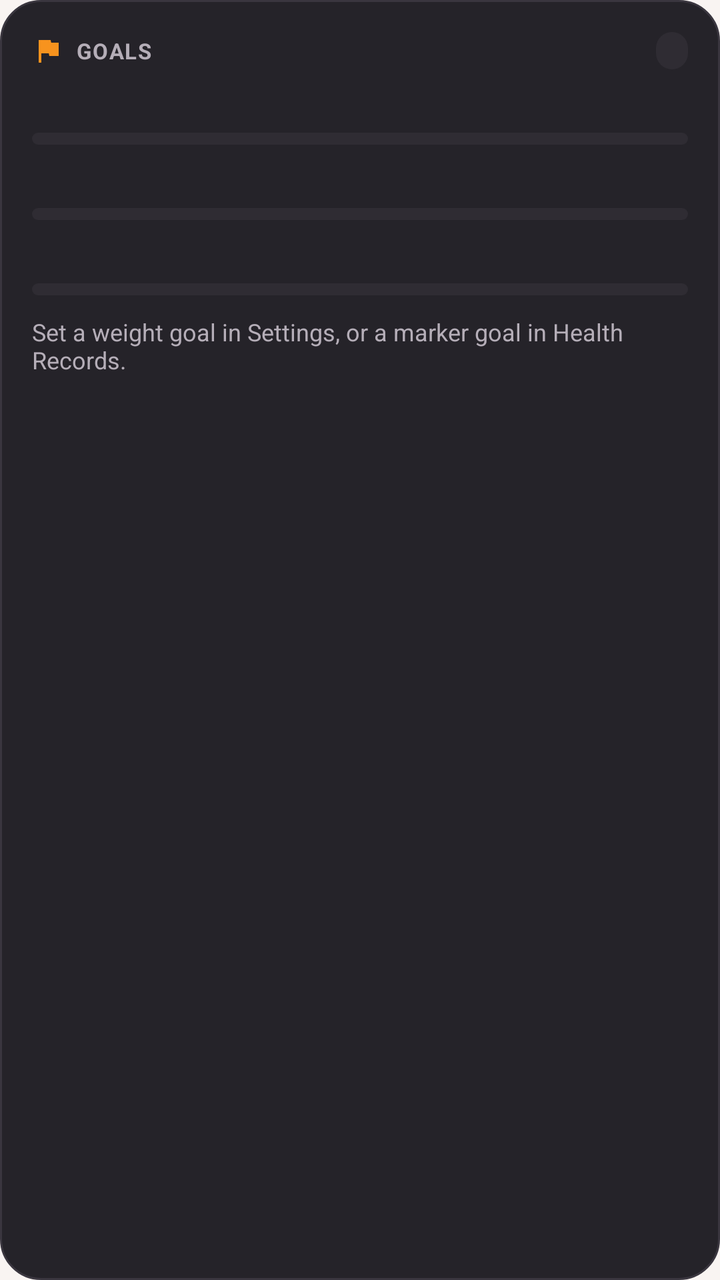
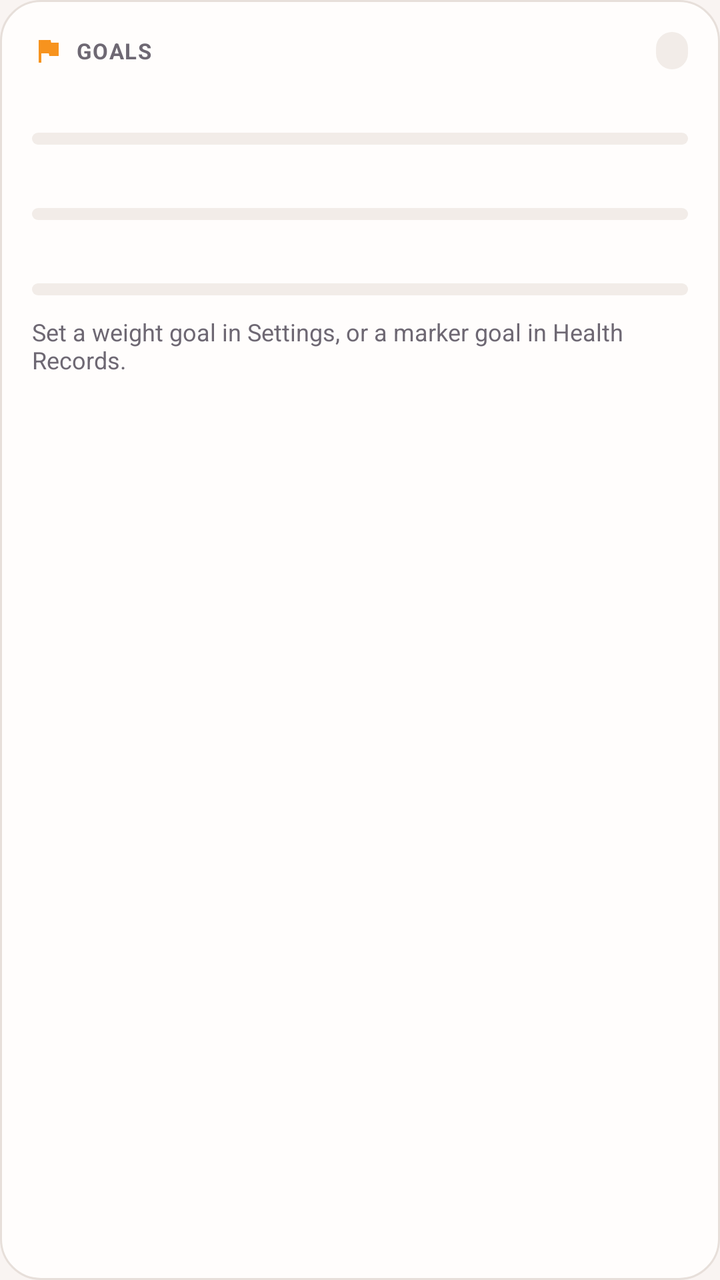

Compare the two renders of this Android layout. The source of the first and the diff that turns it into the second are given below.
<!-- AndroidManifest.xml: application theme Theme.Hangry -->
<!-- res/layout/widget_goals.xml -->
<?xml version="1.0" encoding="utf-8"?>
<LinearLayout xmlns:android="http://schemas.android.com/apk/res/android"
    android:id="@+id/widget_goals_root"
    android:layout_width="match_parent"
    android:layout_height="match_parent"
    android:background="@drawable/bg_widget_surface"
    android:orientation="vertical"
    android:padding="16dp">

    <LinearLayout
        android:layout_width="match_parent"
        android:layout_height="wrap_content"
        android:gravity="center_vertical"
        android:orientation="horizontal">

        <ImageView
            android:layout_width="16dp"
            android:layout_height="16dp"
            android:src="@drawable/ic_widget_flag"
            android:contentDescription="@null" />

        <TextView
            android:layout_width="0dp"
            android:layout_height="wrap_content"
            android:layout_marginStart="6dp"
            android:layout_weight="1"
            android:text="@string/widget_layout_goals"
            android:textColor="#B5AEB8"
            android:textSize="11sp"
            android:textStyle="bold"
            android:letterSpacing="0.05" />

        <TextView
            android:id="@+id/tv_goals_count"
            android:layout_width="wrap_content"
            android:layout_height="wrap_content"
            android:background="@drawable/bg_widget_chip"
            android:paddingHorizontal="8dp"
            android:paddingVertical="2dp"
            android:text=""
            android:textColor="#F7931E"
            android:textSize="11sp"
            android:textStyle="bold" />
    </LinearLayout>

    <LinearLayout
        android:id="@+id/row_goal_1"
        android:layout_width="match_parent"
        android:layout_height="wrap_content"
        android:layout_marginTop="10dp"
        android:orientation="vertical">

        <LinearLayout
            android:layout_width="match_parent"
            android:layout_height="wrap_content"
            android:orientation="horizontal">

            <TextView
                android:id="@+id/tv_goal_1_label"
                android:layout_width="0dp"
                android:layout_height="wrap_content"
                android:layout_weight="1"
                android:ellipsize="end"
                android:maxLines="1"
                android:text=""
                android:textColor="#FFFFFF"
                android:textSize="13sp"
                android:textStyle="bold" />

            <TextView
                android:id="@+id/tv_goal_1_detail"
                android:layout_width="wrap_content"
                android:layout_height="wrap_content"
                android:layout_marginStart="8dp"
                android:text=""
                android:textColor="#B5AEB8"
                android:textSize="12sp" />
        </LinearLayout>

        <ProgressBar
            android:id="@+id/pb_goal_1"
            style="@android:style/Widget.ProgressBar.Horizontal"
            android:layout_width="match_parent"
            android:layout_height="6dp"
            android:layout_marginTop="4dp"
            android:max="100"
            android:progress="0"
            android:progressDrawable="@drawable/bg_widget_progress" />
    </LinearLayout>
    <LinearLayout
        android:id="@+id/row_goal_2"
        android:layout_width="match_parent"
        android:layout_height="wrap_content"
        android:layout_marginTop="10dp"
        android:orientation="vertical">

        <LinearLayout
            android:layout_width="match_parent"
            android:layout_height="wrap_content"
            android:orientation="horizontal">

            <TextView
                android:id="@+id/tv_goal_2_label"
                android:layout_width="0dp"
                android:layout_height="wrap_content"
                android:layout_weight="1"
                android:ellipsize="end"
                android:maxLines="1"
                android:text=""
                android:textColor="#FFFFFF"
                android:textSize="13sp"
                android:textStyle="bold" />

            <TextView
                android:id="@+id/tv_goal_2_detail"
                android:layout_width="wrap_content"
                android:layout_height="wrap_content"
                android:layout_marginStart="8dp"
                android:text=""
                android:textColor="#B5AEB8"
                android:textSize="12sp" />
        </LinearLayout>

        <ProgressBar
            android:id="@+id/pb_goal_2"
            style="@android:style/Widget.ProgressBar.Horizontal"
            android:layout_width="match_parent"
            android:layout_height="6dp"
            android:layout_marginTop="4dp"
            android:max="100"
            android:progress="0"
            android:progressDrawable="@drawable/bg_widget_progress" />
    </LinearLayout>
    <LinearLayout
        android:id="@+id/row_goal_3"
        android:layout_width="match_parent"
        android:layout_height="wrap_content"
        android:layout_marginTop="10dp"
        android:orientation="vertical">

        <LinearLayout
            android:layout_width="match_parent"
            android:layout_height="wrap_content"
            android:orientation="horizontal">

            <TextView
                android:id="@+id/tv_goal_3_label"
                android:layout_width="0dp"
                android:layout_height="wrap_content"
                android:layout_weight="1"
                android:ellipsize="end"
                android:maxLines="1"
                android:text=""
                android:textColor="#FFFFFF"
                android:textSize="13sp"
                android:textStyle="bold" />

            <TextView
                android:id="@+id/tv_goal_3_detail"
                android:layout_width="wrap_content"
                android:layout_height="wrap_content"
                android:layout_marginStart="8dp"
                android:text=""
                android:textColor="#B5AEB8"
                android:textSize="12sp" />
        </LinearLayout>

        <ProgressBar
            android:id="@+id/pb_goal_3"
            style="@android:style/Widget.ProgressBar.Horizontal"
            android:layout_width="match_parent"
            android:layout_height="6dp"
            android:layout_marginTop="4dp"
            android:max="100"
            android:progress="0"
            android:progressDrawable="@drawable/bg_widget_progress" />
    </LinearLayout>
    <TextView
        android:id="@+id/tv_goals_empty"
        android:layout_width="wrap_content"
        android:layout_height="wrap_content"
        android:layout_marginTop="10dp"
        android:ellipsize="end"
        android:maxLines="2"
        android:text="@string/widget_layout_set_a_weight_goal_in_settings_or_a_marke"
        android:textColor="#B5AEB8"
        android:textSize="12sp" />
</LinearLayout>
<!-- resources referenced by this layout -->
<resources>
  <!-- drawable bg_widget_chip (drawable) -->
  <?xml version="1.0" encoding="utf-8"?>
  <shape xmlns:android="http://schemas.android.com/apk/res/android"
      android:shape="rectangle">
      <solid android:color="#2F2C33" />
      <corners android:radius="12dp" />
  </shape>
  <!-- drawable bg_widget_progress (drawable) -->
  <?xml version="1.0" encoding="utf-8"?>
  <layer-list xmlns:android="http://schemas.android.com/apk/res/android">
      <item android:id="@android:id/background">
          <shape android:shape="rectangle">
              <solid android:color="#2F2C33" />
              <corners android:radius="3dp" />
          </shape>
      </item>
      <item android:id="@android:id/progress">
          <clip>
              <shape android:shape="rectangle">
                  <solid android:color="#F7931E" />
                  <corners android:radius="3dp" />
              </shape>
          </clip>
      </item>
  </layer-list>
  <!-- drawable bg_widget_surface (drawable) -->
  <?xml version="1.0" encoding="utf-8"?>
  <shape xmlns:android="http://schemas.android.com/apk/res/android"
      android:shape="rectangle">
      <solid android:color="#252329" />
      <corners android:radius="20dp" />
      <stroke
          android:width="1dp"
          android:color="#3A363F" />
  </shape>
  <!-- drawable ic_widget_flag (drawable) -->
  <vector xmlns:android="http://schemas.android.com/apk/res/android"
      android:width="24dp"
      android:height="24dp"
      android:viewportWidth="24"
      android:viewportHeight="24">
      <path
          android:fillColor="#F7931E"
          android:pathData="M14.4,6L14,4H5v17h2v-7h5.6l0.4,2h7V6z" />
  </vector>
  <string name="widget_layout_goals">GOALS</string>
  <string name="widget_layout_set_a_weight_goal_in_settings_or_a_marke">Set a weight goal in Settings, or a marker goal in Health Records.</string>
  <style name="Theme.Hangry" parent="android:Theme.Material.NoActionBar">
          <item name="android:windowBackground">@color/brand_cream</item>
          <item name="android:statusBarColor">@android:color/transparent</item>
          <item name="android:navigationBarColor">@android:color/transparent</item>
          <item name="android:windowLightStatusBar">true</item>
          <item name="android:windowLightNavigationBar">true</item>
      </style>
  <color name="brand_cream">#FFF9F4F2</color>
</resources>

<!-- the commit's change to res/layout/widget_goals.xml (unified diff, before → after) -->
@@ -25,7 +25,7 @@
             android:layout_marginStart="6dp"
             android:layout_weight="1"
             android:text="@string/widget_layout_goals"
-            android:textColor="#B5AEB8"
+            android:textColor="@color/widget_text_secondary"
             android:textSize="11sp"
             android:textStyle="bold"
             android:letterSpacing="0.05" />
@@ -38,7 +38,7 @@
             android:paddingHorizontal="8dp"
             android:paddingVertical="2dp"
             android:text=""
-            android:textColor="#F7931E"
+            android:textColor="@color/widget_amber"
             android:textSize="11sp"
             android:textStyle="bold" />
     </LinearLayout>
@@ -63,7 +63,7 @@
                 android:ellipsize="end"
                 android:maxLines="1"
                 android:text=""
-                android:textColor="#FFFFFF"
+                android:textColor="@color/widget_text"
                 android:textSize="13sp"
                 android:textStyle="bold" />
 
@@ -73,7 +73,7 @@
                 android:layout_height="wrap_content"
                 android:layout_marginStart="8dp"
                 android:text=""
-                android:textColor="#B5AEB8"
+                android:textColor="@color/widget_text_secondary"
                 android:textSize="12sp" />
         </LinearLayout>
 
@@ -107,7 +107,7 @@
                 android:ellipsize="end"
                 android:maxLines="1"
                 android:text=""
-                android:textColor="#FFFFFF"
+                android:textColor="@color/widget_text"
                 android:textSize="13sp"
                 android:textStyle="bold" />
 
@@ -117,7 +117,7 @@
                 android:layout_height="wrap_content"
                 android:layout_marginStart="8dp"
                 android:text=""
-                android:textColor="#B5AEB8"
+                android:textColor="@color/widget_text_secondary"
                 android:textSize="12sp" />
         </LinearLayout>
 
@@ -151,7 +151,7 @@
                 android:ellipsize="end"
                 android:maxLines="1"
                 android:text=""
-                android:textColor="#FFFFFF"
+                android:textColor="@color/widget_text"
                 android:textSize="13sp"
                 android:textStyle="bold" />
 
@@ -161,7 +161,7 @@
                 android:layout_height="wrap_content"
                 android:layout_marginStart="8dp"
                 android:text=""
-                android:textColor="#B5AEB8"
+                android:textColor="@color/widget_text_secondary"
                 android:textSize="12sp" />
         </LinearLayout>
 
@@ -183,6 +183,6 @@
         android:ellipsize="end"
         android:maxLines="2"
         android:text="@string/widget_layout_set_a_weight_goal_in_settings_or_a_marke"
-        android:textColor="#B5AEB8"
+        android:textColor="@color/widget_text_secondary"
         android:textSize="12sp" />
 </LinearLayout>
<!-- resource entries referenced after the edit -->
@@ -1,10 +1,13 @@
 <!-- resources referenced by this layout -->
 <resources>
+  <color name="widget_amber">#F7931E</color>
+  <color name="widget_text">#FFFFFF</color>
+  <color name="widget_text_secondary">#B5AEB8</color>
   <!-- drawable bg_widget_chip (drawable) -->
   <?xml version="1.0" encoding="utf-8"?>
   <shape xmlns:android="http://schemas.android.com/apk/res/android"
       android:shape="rectangle">
-      <solid android:color="#2F2C33" />
+      <solid android:color="@color/widget_track" />
       <corners android:radius="12dp" />
   </shape>
   <!-- drawable bg_widget_progress (drawable) -->
@@ -12,7 +15,7 @@
   <layer-list xmlns:android="http://schemas.android.com/apk/res/android">
       <item android:id="@android:id/background">
           <shape android:shape="rectangle">
-              <solid android:color="#2F2C33" />
+              <solid android:color="@color/widget_track" />
               <corners android:radius="3dp" />
           </shape>
       </item>
@@ -29,11 +32,11 @@
   <?xml version="1.0" encoding="utf-8"?>
   <shape xmlns:android="http://schemas.android.com/apk/res/android"
       android:shape="rectangle">
-      <solid android:color="#252329" />
+      <solid android:color="@color/widget_surface" />
       <corners android:radius="20dp" />
       <stroke
           android:width="1dp"
-          android:color="#3A363F" />
+          android:color="@color/widget_outline" />
   </shape>
   <!-- drawable ic_widget_flag (drawable) -->
   <vector xmlns:android="http://schemas.android.com/apk/res/android"
@@ -54,6 +57,9 @@
           <item name="android:windowLightStatusBar">true</item>
           <item name="android:windowLightNavigationBar">true</item>
       </style>
+  <color name="widget_track">#2F2C33</color>
+  <color name="widget_surface">#252329</color>
+  <color name="widget_outline">#3A363F</color>
   <color name="brand_cream">#FFF9F4F2</color>
 </resources>
 
